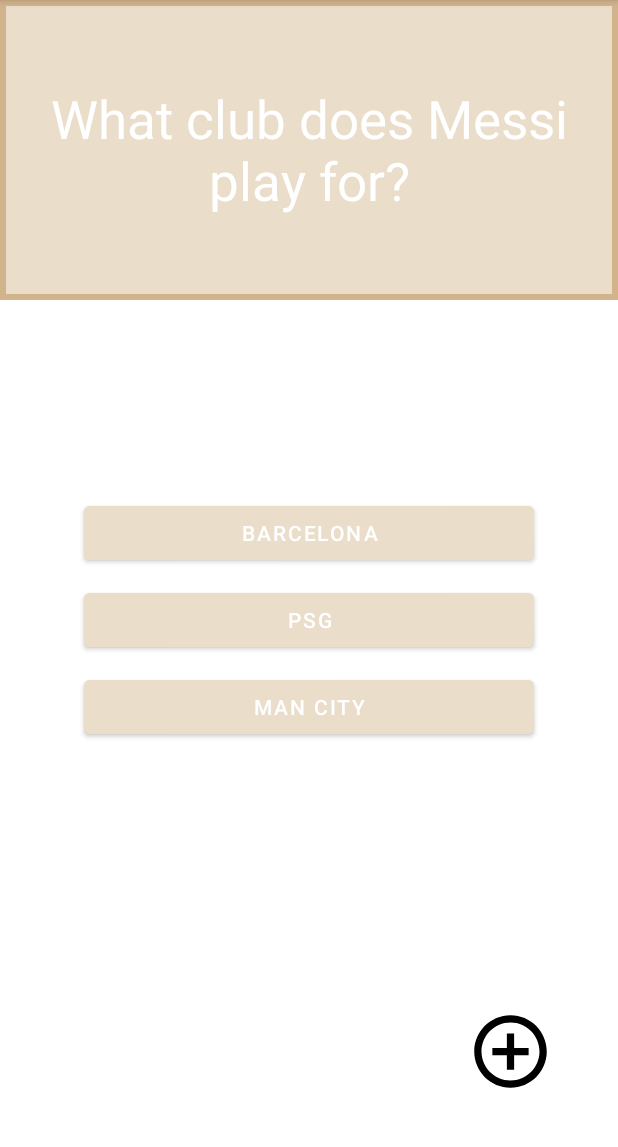
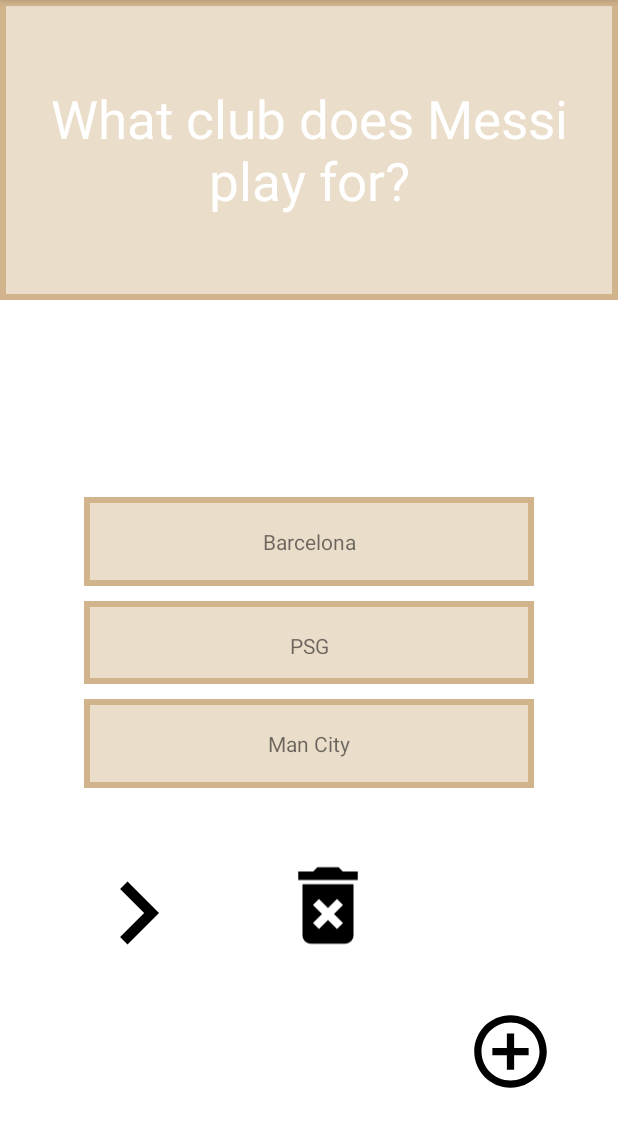
Before and after one commit to Codingnoob001/FlashCard_App, an Android app: the screen it shows after launch (MainActivity), on a phone screen of 412 x 824 dp, the part 84-1231 px from its top. Run offline under Robolectric (Android 15) with nearby library versions, the phone set to English and light mode, and no system bars; our stand-ins replace Room's generated code.

Commit message:
Merge remote-tracking branch 'origin/main'

```diff
--- a/app/src/main/java/com/example/myapplication/AddcardActivity.kt
+++ b/app/src/main/java/com/example/myapplication/AddcardActivity.kt
@@ -16,7 +16,6 @@ class AddcardActivity : AppCompatActivity() {
         val user_question = findViewById<EditText>(R.id.editTextField)
         val user_answer = findViewById<EditText>(R.id.editTextField2)
         val xbutton = findViewById<ImageView>(R.id.X_button)
-        val editbutton = findViewById<ImageView>(R.id.editbutton)
         xbutton.setOnClickListener{
             val Intent = Intent(this, MainActivity::class.java)
             startActivity(Intent)
@@ -31,9 +30,5 @@ class AddcardActivity : AppCompatActivity() {
             setResult(RESULT_OK, data)
             finish()
         }
-        editbutton.setOnClickListener{
-            val intent = Intent(this, AddcardActivity::class.java)
-            startActivity(intent)
-        }
     }
 }
--- /dev/null
+++ b/app/src/main/java/com/example/myapplication/AppDatabase.kt
@@ -0,0 +1,12 @@
+package com.example.myapplication
+
+import androidx.room.Database
+import androidx.room.RoomDatabase
+import com.example.myapplication.Flashcard
+import com.example.myapplication.FlashcardDao
+
+@Database(entities = [Flashcard::class], version = 1)
+
+abstract class AppDatabase : RoomDatabase() {
+    abstract fun flashcardDao(): FlashcardDao
+}
--- /dev/null
+++ b/app/src/main/java/com/example/myapplication/FlashcardDao.kt
@@ -0,0 +1,23 @@
+package com.example.myapplication
+
+import androidx.room.Dao
+import androidx.room.Delete
+import androidx.room.Insert
+import androidx.room.OnConflictStrategy
+import androidx.room.Query
+import androidx.room.Update
+
+@Dao
+interface FlashcardDao {
+    @Query("SELECT * FROM flashcard")
+    fun getAll(): List<Flashcard>
+
+    @Insert
+    fun insertAll(vararg flashcards: Flashcard)
+
+    @Delete
+    fun delete(flashcard: Flashcard)
+
+    @Update(onConflict = OnConflictStrategy.REPLACE)
+    fun update(flashcard: Flashcard)
+}
--- /dev/null
+++ b/app/src/main/java/com/example/myapplication/FlashcardDatabase.kt
@@ -0,0 +1,52 @@
+package com.example.myapplication
+
+import android.content.Context
+import androidx.room.Room
+
+class FlashcardDatabase internal constructor(context: Context) {
+
+    private val db: AppDatabase
+
+    fun initFirstCard() {
+        if (db.flashcardDao().getAll().isEmpty()) {
+            insertCard(Flashcard("Who is the 44th President of the United States", "Barack Obama"))
+        }
+    }
+
+    fun getAllCards(): List<Flashcard> {
+        return db.flashcardDao().getAll()
+    }
+
+    fun insertCard(flashcard: Flashcard) {
+        db.flashcardDao().insertAll(flashcard)
+    }
+
+    fun deleteCard(flashcardQuestion: String) {
+        val allCards = db.flashcardDao().getAll()
+        for (card in allCards) {
+            if (card.question == flashcardQuestion) {
+                db.flashcardDao().delete(card)
+            }
+        }
+    }
+
+    fun updateCard(flashcard: Flashcard) {
+        db.flashcardDao().update(flashcard)
+    }
+
+    fun deleteAll() {
+        for (flashcard in db.flashcardDao().getAll()) {
+            db.flashcardDao().delete(flashcard)
+        }
+    }
+
+    init {
+        db = Room.databaseBuilder(
+            context.applicationContext,
+            AppDatabase::class.java, "flashcard-database"
+        )
+            .allowMainThreadQueries()
+            .fallbackToDestructiveMigration()
+            .build()
+    }
+}
--- a/app/src/main/java/com/example/myapplication/MainActivity.kt
+++ b/app/src/main/java/com/example/myapplication/MainActivity.kt
@@ -6,23 +6,27 @@ import android.os.Bundle
 import android.util.Log
 import android.view.View
 import android.widget.Button
+import android.widget.EditText
 import android.widget.ImageView
 import android.widget.TextView
 import androidx.activity.result.contract.ActivityResultContracts
 
 class MainActivity : AppCompatActivity() {
+    lateinit var flashcardDatabase: FlashcardDatabase
+    var allFlashcards = mutableListOf<Flashcard>()
+    var currCardDisplayedIndex = 0
     override fun onCreate(savedInstanceState: Bundle?) {
         super.onCreate(savedInstanceState)
         setContentView(R.layout.activity_main)
+        flashcardDatabase = FlashcardDatabase(this)
+        allFlashcards = flashcardDatabase.getAllCards().toMutableList()
         val flashcardQuestion = findViewById<TextView>(R.id.flashcard_question)
         val flashcardAnswer = findViewById<TextView>(R.id.flashcard_answer)
-        val first_button = findViewById<Button>(R.id.button1)
-        val second_button = findViewById<Button>(R.id.button2)
-        val third_button = findViewById<Button>(R.id.button3)
-        val xbutton = findViewById<ImageView>(R.id.X_button)
+        val first_button = findViewById<TextView>(R.id.button1)
+        val second_button = findViewById<TextView>(R.id.button2)
+        val third_button = findViewById<TextView>(R.id.button3)
         val add_question_button = findViewById<ImageView>(R.id.add_question_button)
-        val editbutton = findViewById<ImageView>(R.id.editbutton)
-        val savebutton = findViewById<ImageView>(R.id.savebutton)
+
         flashcardQuestion.setOnClickListener {
             flashcardQuestion.visibility = View.INVISIBLE
             flashcardAnswer.visibility = View.VISIBLE
@@ -59,6 +63,10 @@ class MainActivity : AppCompatActivity() {
                     flashcardAnswer.text = answerString
                     Log.i("victor: MainActivity", "question: $questionString")
                     Log.i("victor: MainActivity", "answer: $answerString")
+                    if (!questionString.isNullOrEmpty() && !answerString.isNullOrEmpty()) {
+                        flashcardDatabase.insertCard(Flashcard(questionString, answerString))
+                        allFlashcards = flashcardDatabase.getAllCards().toMutableList()
+                    }
                 } else {
                     Log.i("victor: MainActivity", "Returned null data from AddCardActivity")
                 }
@@ -70,6 +78,34 @@ class MainActivity : AppCompatActivity() {
             second_button.visibility = View.INVISIBLE
             third_button.visibility = View.INVISIBLE
         }
+        val nextButton = findViewById<ImageView>(R.id.nextbutton)
+        nextButton.setOnClickListener {
+            first_button.visibility = View.INVISIBLE
+            second_button.visibility = View.INVISIBLE
+            third_button.visibility = View.INVISIBLE
+            if (allFlashcards.isEmpty()) {
+                // early return so that the rest of the code doesn't execute
+                return@setOnClickListener
+            }
 
+            currCardDisplayedIndex++
+
+            if (currCardDisplayedIndex >= allFlashcards.size) {
+                // go back to the beginning
+                currCardDisplayedIndex = 0
+            }
+
+            allFlashcards = flashcardDatabase.getAllCards().toMutableList()
+
+            val question = allFlashcards[currCardDisplayedIndex].question
+            val answer = allFlashcards[currCardDisplayedIndex].answer
+
+            flashcardQuestion.text = question
+            flashcardAnswer.text = answer
+        }
+        findViewById<View>(R.id.trash).setOnClickListener {
+            val flashcardQuestionToDelete = findViewById<TextView>(R.id.flashcard_question).text.toString()
+            flashcardDatabase.deleteCard(flashcardQuestionToDelete)
+        }
     }
 }
--- /dev/null
+++ b/app/src/main/res/drawable/nextbutton.xml
@@ -0,0 +1,5 @@
+<vector android:autoMirrored="true" android:height="24dp"
+    android:tint="#000000" android:viewportHeight="24"
+    android:viewportWidth="24" android:width="24dp" xmlns:android="http://schemas.android.com/apk/res/android">
+    <path android:fillColor="@android:color/white" android:pathData="M10,6L8.59,7.41 13.17,12l-4.58,4.59L10,18l6,-6z"/>
+</vector>
--- /dev/null
+++ b/app/src/main/res/drawable/trash.xml
@@ -0,0 +1,5 @@
+<vector android:autoMirrored="true" android:height="24dp"
+    android:tint="#000000" android:viewportHeight="24"
+    android:viewportWidth="24" android:width="24dp" xmlns:android="http://schemas.android.com/apk/res/android">
+    <path android:fillColor="@android:color/white" android:pathData="M6,19c0,1.1 0.9,2 2,2h8c1.1,0 2,-0.9 2,-2L18,7L6,7v12zM8.46,11.88l1.41,-1.41L12,12.59l2.12,-2.12 1.41,1.41L13.41,14l2.12,2.12 -1.41,1.41L12,15.41l-2.12,2.12 -1.41,-1.41L10.59,14l-2.13,-2.12zM15.5,4l-1,-1h-5l-1,1L5,4v2h14L19,4z"/>
+</vector>
--- a/app/src/main/res/layout/activity_main.xml
+++ b/app/src/main/res/layout/activity_main.xml
@@ -32,41 +32,64 @@
         android:layout_width="match_parent"
         android:layout_height="match_parent"
         android:layout_alignParentBottom="true"
-        android:layout_marginBottom="-136dp">
+        android:layout_marginBottom="-362dp">
 
+        <ImageView
+            android:id="@+id/nextbutton"
+            android:layout_width="81dp"
+            android:layout_height="101dp"
+            android:layout_alignParentStart="true"
+            android:layout_alignParentTop="true"
+            android:layout_alignParentEnd="true"
+            android:layout_marginStart="50dp"
+            android:layout_marginTop="558dp"
+            android:layout_marginEnd="278dp"
+            android:src="@drawable/nextbutton" />
+
+        <ImageView
+            android:id="@+id/trash"
+            android:layout_width="68dp"
+            android:layout_height="91dp"
+            android:layout_alignParentEnd="true"
+            android:layout_marginStart="140dp"
+            android:layout_marginTop="558dp"
+            android:layout_marginEnd="159dp"
+            android:src="@drawable/trash" />
     </RelativeLayout>
 
-    <Button
+    <TextView
         android:id="@+id/button1"
         android:layout_width="300dp"
+        android:background="@drawable/border"
         android:layout_height="wrap_content"
         android:layout_below="@+id/flashcard_answer"
         android:layout_centerInParent="true"
-        android:layout_centerVertical="true"
         android:layout_marginTop="131dp"
-        android:text="Barcelona"
-        android:backgroundTint="#EADDCA"/>
-    <Button
+        android:textAlignment="center"
+        android:text="Barcelona" />
+    <TextView
         android:id="@+id/button2"
         android:layout_width="300dp"
-        android:layout_height="wrap_content"
+        android:background="@drawable/border"
+        android:layout_height="55dp"
         android:layout_below="@+id/button1"
         android:layout_centerInParent="true"
         android:layout_centerVertical="true"
         android:layout_marginTop="10dp"
         android:text="PSG"
-        android:backgroundTint="#EADDCA"/>
+        android:textAlignment="center"/>
 
-    <Button
+    <TextView
         android:id="@+id/button3"
+        android:background="@drawable/border"
         android:layout_width="300dp"
         android:layout_height="wrap_content"
         android:layout_below="@+id/button2"
         android:layout_centerInParent="true"
+        android:textAlignment="center"
         android:layout_centerVertical="true"
         android:layout_marginTop="10dp"
-        android:text="Man City"
-       android:backgroundTint="#EADDCA"/>
+        android:text="Man City" />
 
     <ImageView
         android:id="@+id/add_question_button"
@@ -80,4 +103,5 @@
         android:layout_marginRight="15dp"
         android:layout_marginBottom="38dp"
         android:src="@drawable/add_icon"/>
-    </RelativeLayout>
+
+</RelativeLayout>
```
Also changed, not shown: app/build.gradle (+7 -0 lines), app/src/main/java/com/example/myapplication/Flashcard.kt (added, +16 -0 lines), app/src/main/res/layout/activity_addcard.xml (+0 -14 lines).
